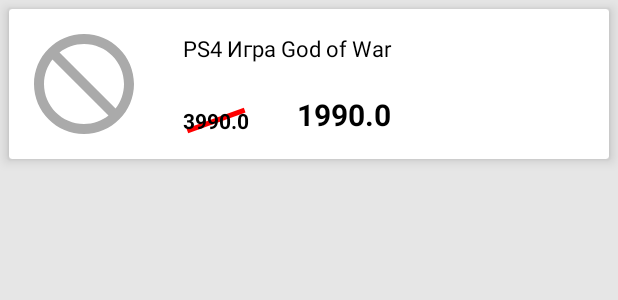
After one commit to mrcartmanes/console_discounts, an Android app: the layout discount_card.xml on its own in the app's theme, with its tools: preview values and no code run, on a phone screen of 412 x 824 dp. The commit adds this screen. Shown: the top 300 px of the screen. Run offline under Robolectric (Android 15) with nearby library versions, the phone set to English and light mode, and no system bars.

Commit message:
Each discount has a card view

```diff
--- a/app/src/main/java/com/ps/discounts/adapters/DiscountsViewAdapter.kt
+++ b/app/src/main/java/com/ps/discounts/adapters/DiscountsViewAdapter.kt
@@ -1,10 +1,13 @@
 package com.ps.discounts.adapters
 
+import android.graphics.BitmapFactory
+import android.view.LayoutInflater
 import android.view.View
 import android.view.ViewGroup
-import android.widget.TextView
 import androidx.recyclerview.widget.RecyclerView
+import com.ps.discounts.R
 import com.psdiscounts.entities.Discount
+import kotlinx.android.synthetic.main.discount_card.view.*
 
 class DiscountsViewAdapter : RecyclerView.Adapter<DiscountsViewAdapter.ViewHolder>() {
 
@@ -13,7 +16,12 @@
     class ViewHolder(private val v: View) : RecyclerView.ViewHolder(v) {
 
         fun setDiscount(discount: Discount) {
-            (v as TextView).text = "${discount.game} - ${discount.oldPrice} - ${discount.newPrice}"
+            discount.poster?.let { posterBytes ->
+                v.poster.setImageBitmap(BitmapFactory.decodeByteArray(posterBytes, 0, posterBytes.size))
+            }
+            v.oldPrice.text = discount.oldPrice.toString()
+            v.currentPrice.text = discount.newPrice.toString()
+            v.gameName.text = discount.game
         }
     }
 
@@ -24,7 +32,7 @@
     }
 
     override fun onCreateViewHolder(parent: ViewGroup, viewType: Int): ViewHolder {
-        return ViewHolder(TextView(parent.context))
+        return ViewHolder(LayoutInflater.from(parent.context).inflate(R.layout.discount_card, parent, false))
     }
 
     fun showDiscount(discount: Discount) {
--- /dev/null
+++ b/app/src/main/res/drawable/no_image.xml
@@ -0,0 +1,13 @@
+<?xml version="1.0" encoding="utf-8"?>
+<vector xmlns:android="http://schemas.android.com/apk/res/android"
+        android:width="24dp"
+        android:height="24dp"
+        android:viewportWidth="24"
+        android:viewportHeight="24">
+
+    <path
+            android:pathData="M0 0h24v24H0z"/>
+    <path
+            android:fillColor="@android:color/darker_gray"
+            android:pathData="M12 2C6.48 2 2 6.48 2 12s4.48 10 10 10 10-4.48 10-10S17.52 2 12 2zm0 18c-4.42 0-8-3.58-8-8 0-1.85 0.63 -3.55 1.69-4.9L16.9 18.31C15.55 19.37 13.85 20 12 20zm6.31-3.1L7.1 5.69C8.45 4.63 10.15 4 12 4c4.42 0 8 3.58 8 8 0 1.85-0.63 3.55-1.69 4.9z"/>
+</vector>
--- /dev/null
+++ b/app/src/main/res/drawable/strikeout.xml
@@ -0,0 +1,18 @@
+<?xml version="1.0" encoding="utf-8"?>
+<layer-list xmlns:android="http://schemas.android.com/apk/res/android">
+    <item>
+        <rotate
+                android:fromDegrees="160"
+                android:pivotX="50%"
+                android:pivotY="50%"
+                android:toDegrees="0">
+            <shape
+                    android:shape="line"
+                    android:top="1dip">
+                <stroke
+                        android:width="3dp"
+                        android:color="#FF0000"/>
+            </shape>
+        </rotate>
+    </item>
+</layer-list>
--- /dev/null
+++ b/app/src/main/res/layout/discount_card.xml
@@ -0,0 +1,59 @@
+<androidx.cardview.widget.CardView
+        xmlns:android="http://schemas.android.com/apk/res/android"
+        xmlns:app="http://schemas.android.com/apk/res-auto"
+        xmlns:tools="http://schemas.android.com/tools"
+        android:layout_width="match_parent"
+        android:layout_margin="6dp" android:layout_height="100dp"
+        style="@style/DiscountCard">
+
+    <RelativeLayout
+            android:layout_width="match_parent"
+            android:layout_height="match_parent">
+
+        <ImageView
+                android:id="@+id/poster"
+                android:layout_width="80dp"
+                android:layout_height="80dp"
+                android:layout_margin="10dp"
+                android:scaleType="fitCenter"
+                android:src="@drawable/no_image"
+                android:layout_gravity="center_vertical|start"
+                tools:ignore="ContentDescription"/>
+
+        <TextView
+                android:id="@+id/gameName"
+                android:textSize="15sp"
+                android:maxLines="2"
+                android:layout_margin="16dp"
+                android:layout_width="match_parent"
+                android:layout_height="wrap_content"
+                android:layout_toEndOf="@id/poster"
+                app:autoSizeTextType="uniform"
+                app:autoSizeMaxTextSize="15sp"
+                tools:text="PS4 Игра God of War"/>
+
+        <TextView
+                android:id="@+id/oldPrice"
+                android:textStyle="bold"
+                android:layout_margin="16dp"
+                android:background="@drawable/strikeout"
+                android:layout_width="wrap_content"
+                android:layout_height="wrap_content"
+                android:layout_toEndOf="@id/poster"
+                android:layout_alignParentBottom="true"
+                tools:text="3990.0"/>
+
+        <TextView
+                android:id="@+id/currentPrice"
+                android:textStyle="bold"
+                android:textSize="20sp"
+                android:layout_margin="16dp"
+                android:layout_width="wrap_content"
+                android:layout_height="wrap_content"
+                android:layout_toEndOf="@id/oldPrice"
+                android:layout_alignParentBottom="true"
+                tools:text="1990.0"/>
+
+    </RelativeLayout>
+
+</androidx.cardview.widget.CardView>
--- /dev/null
+++ b/app/src/main/res/menu/main_menu.xml
@@ -0,0 +1,12 @@
+<?xml version="1.0" encoding="utf-8"?>
+<menu xmlns:android="http://schemas.android.com/apk/res/android"
+      xmlns:app="http://schemas.android.com/apk/res-auto">
+
+    <item
+            android:id="@+id/mainMenuRefresh"
+            android:icon="@android:drawable/stat_notify_sync"
+            app:showAsAction="always"
+            android:actionLayout="@id/toolbar"
+            android:title="Refresh"/>
+
+</menu>
--- a/app/src/main/res/values/styles.xml
+++ b/app/src/main/res/values/styles.xml
@@ -11,7 +11,13 @@
         <item name="colorPrimary">@color/colorPrimary</item>
         <item name="colorPrimaryDark">@color/colorPrimaryDark</item>
         <item name="colorAccent">@color/colorAccent</item>
+        <item name="android:textColor">@android:color/black</item>
         <item name="android:windowBackground">@drawable/window_background</item>
     </style>
 
+    <style name="DiscountCard" parent="CardView.Light">
+        <item name="cardCornerRadius">2dp</item>
+        <item name="cardElevation">5dp</item>
+    </style>
+
 </resources>
--- a/multiplatform/src/commonMain/kotlin/com/psdiscounts/data/stores/HtmlParseStore.kt
+++ b/multiplatform/src/commonMain/kotlin/com/psdiscounts/data/stores/HtmlParseStore.kt
@@ -32,7 +32,7 @@
             val games = htmlParser.get(html, gameNameSelector).map { it.removePrefix(gamePrefix) }
             val prices1 = htmlParser.get(html, price1Selector).map { it.filter { c -> isDigit(c) }.toDoubleOrNull() }
             val prices2 = htmlParser.get(html, price2Selector).map { it.filter { c -> isDigit(c) }.toDoubleOrNull() }
-            val posters = htmlParser.get(html, posterSelector)
+            val posters = htmlParser.get(html, posterSelector).map { urlDownload.downloadImage(it) }
 
             discountsPerPage = games
                 .mapIndexed { i, game ->
--- a/multiplatform/src/commonMain/kotlin/com/psdiscounts/domain/GetDiscounts.kt
+++ b/multiplatform/src/commonMain/kotlin/com/psdiscounts/domain/GetDiscounts.kt
@@ -3,6 +3,7 @@
 import com.psdiscounts.domain.interfaces.IStore
 import com.psdiscounts.entities.Discount
 import kotlinx.coroutines.CoroutineScope
+import kotlinx.coroutines.ExperimentalCoroutinesApi
 import kotlinx.coroutines.channels.ReceiveChannel
 import kotlinx.coroutines.channels.produce
 import kotlinx.coroutines.joinAll
@@ -10,6 +11,7 @@
 
 class GetDiscounts(private val stores: List<IStore>) : UseCase<ReceiveChannel<Discount>>() {
 
+    @ExperimentalCoroutinesApi
     override suspend fun run(scope: CoroutineScope): ReceiveChannel<Discount> = scope.produce {
         stores.map { it.getDiscounts() }.map { sequence ->
             launch {
--- a/multiplatform/src/commonMain/kotlin/com/psdiscounts/entities/Discount.kt
+++ b/multiplatform/src/commonMain/kotlin/com/psdiscounts/entities/Discount.kt
@@ -3,7 +3,7 @@
 data class Discount(
     val store: String,
     val game: String,
-    val posterURL: String?,
+    val poster: ByteArray?,
     val oldPrice: Double,
     val newPrice: Double
 ) : Comparable<Double> {
@@ -12,4 +12,7 @@
     val absolute = oldPrice - newPrice
 
     override fun compareTo(other: Double): Int = (oldPrice - newPrice).compareTo(other)
+    override fun equals(other: Any?): Boolean = (other as? Discount?)?.game == game
+    override fun hashCode(): Int = game.hashCode()
+    override fun toString(): String = "Discount(store=$store, game=$game, oldPrice=$oldPrice, newPrice=$newPrice)"
 }
--- a/multiplatform/src/commonMain/kotlin/com/psdiscounts/presentation/DiscountsPresenter.kt
+++ b/multiplatform/src/commonMain/kotlin/com/psdiscounts/presentation/DiscountsPresenter.kt
@@ -6,6 +6,8 @@
 import com.psdiscounts.entities.Discount
 import kotlinx.coroutines.Job
 import kotlinx.coroutines.launch
+import kotlinx.coroutines.sync.Mutex
+import kotlinx.coroutines.sync.withLock
 import kotlinx.coroutines.withContext
 
 interface IDiscountsView {
@@ -17,6 +19,7 @@
 
     private val discounts: MutableList<Discount> = mutableListOf()
     private var discountsJob: Job = Job()
+    private var mutex: Mutex = Mutex()
 
     init {
         discountsJob.cancel()
@@ -31,7 +34,9 @@
                         discountsJob = launch {
                             for (discount in discountsChannel) {
                                 withContext(uiContext) { view?.showDiscount(discount) }
-                                discounts.add(discount)
+                                mutex.withLock {
+                                    discounts.add(discount)
+                                }
                             }
                             withContext(uiContext) { view?.discountsFinished() }
                         }
@@ -47,6 +52,12 @@
     }
 
     override fun onViewAttached(view: IDiscountsView) {
-        discounts.forEach { view.showDiscount(it) }
+        presenterScope.launch {
+            mutex.withLock {
+                withContext(uiContext) {
+                    discounts.forEach { view.showDiscount(it) }
+                }
+            }
+        }
     }
 }
```
